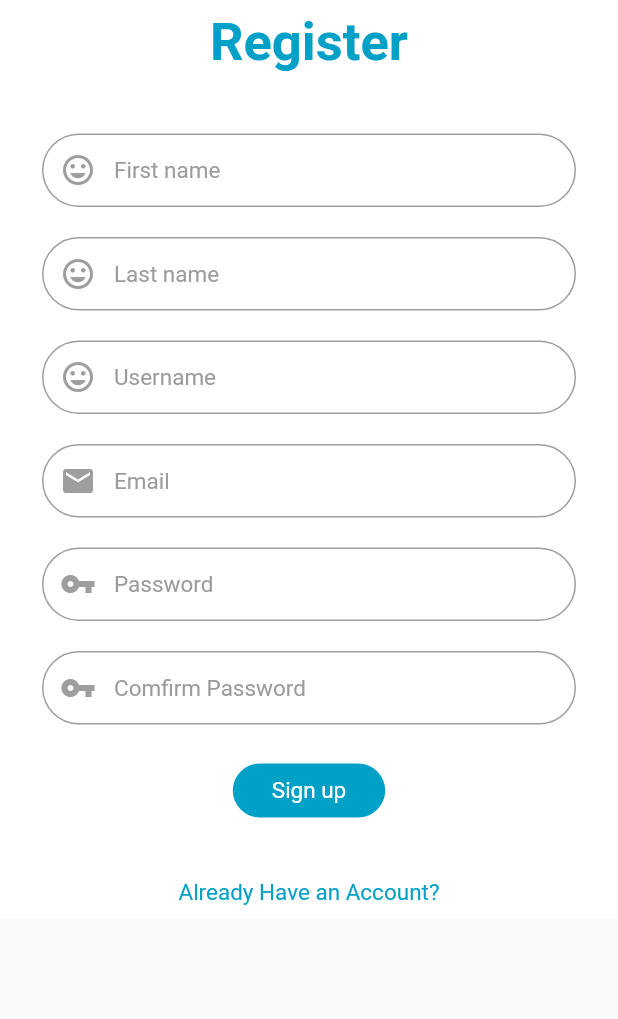
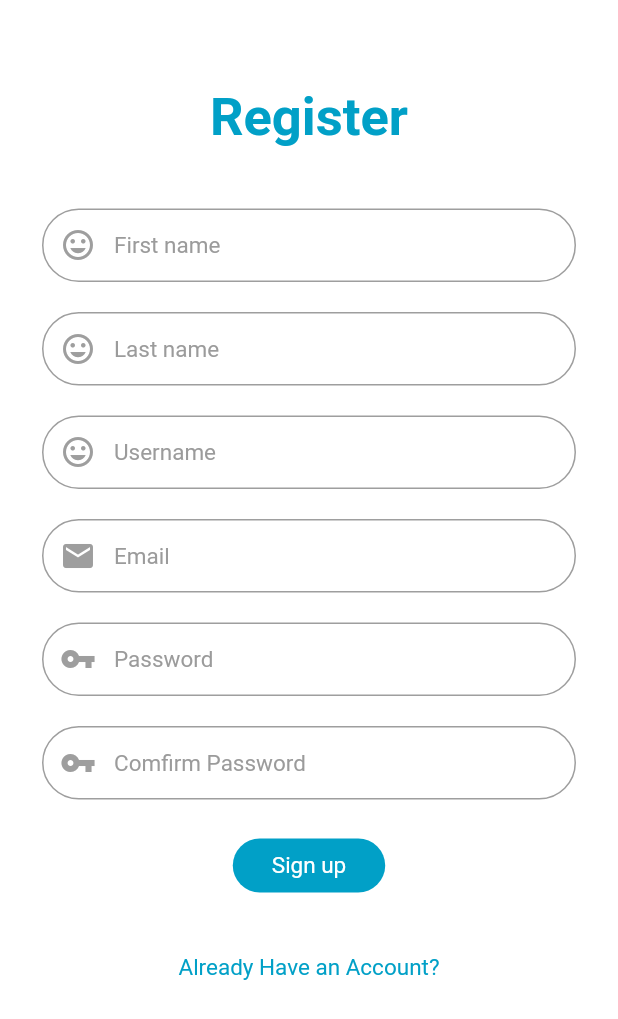
Before and after one commit to Pinmonyoudom/Survey_Mobile, a Flutter app: the RegisterPage screen opened directly, on a phone screen of 412 x 824 dp. Shown: the top 1019 px of the screen. Run offline on Flutter 3.47's test engine with Material 2 defaults, Android fonts, the phone set to English and light mode, and no system bars; our stand-ins replace shared_preferences; accounts and stored records are empty.

Commit message:
Update register page

```diff
--- a/lib/screens/forgot_password.dart
+++ b/lib/screens/forgot_password.dart
@@ -100,6 +100,7 @@ class _ForgotPasswordPageState extends State<ForgotPasswordPage> {
                       padding: const EdgeInsets.only(bottom: 30),
                       child: Text('--Unfinished--',
                         style: TextStyle(
+                            color: Colors.red,
                             fontWeight: FontWeight.bold,
                             fontSize: 20),
                       ),
--- a/lib/screens/register.dart
+++ b/lib/screens/register.dart
@@ -49,7 +49,7 @@ class _RegisterPageState extends State<RegisterPage> {
                 mainAxisAlignment: MainAxisAlignment.center,
                 children: <Widget>[
                   Padding(
-                    padding: const EdgeInsets.only(bottom: 20),
+                    padding: const EdgeInsets.only(top: 50, bottom: 20),
                     child: Text(
                       'Register',
                       style: TextStyle(
@@ -288,7 +288,7 @@ class _RegisterPageState extends State<RegisterPage> {
                     ),
                   ),
                   Padding(
-                    padding: const EdgeInsets.only(top: 15),
+                    padding: const EdgeInsets.only(top: 15, bottom: 50),
                     child: InkWell(
                       onTap: () {
                         Navigator.push(
```
